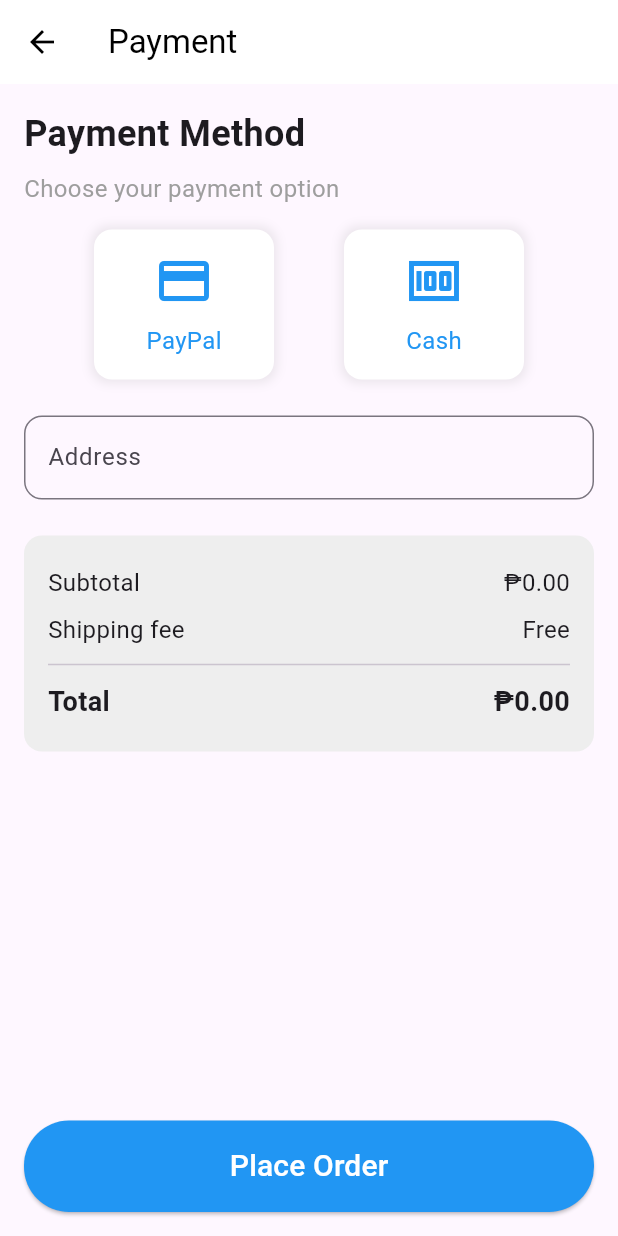
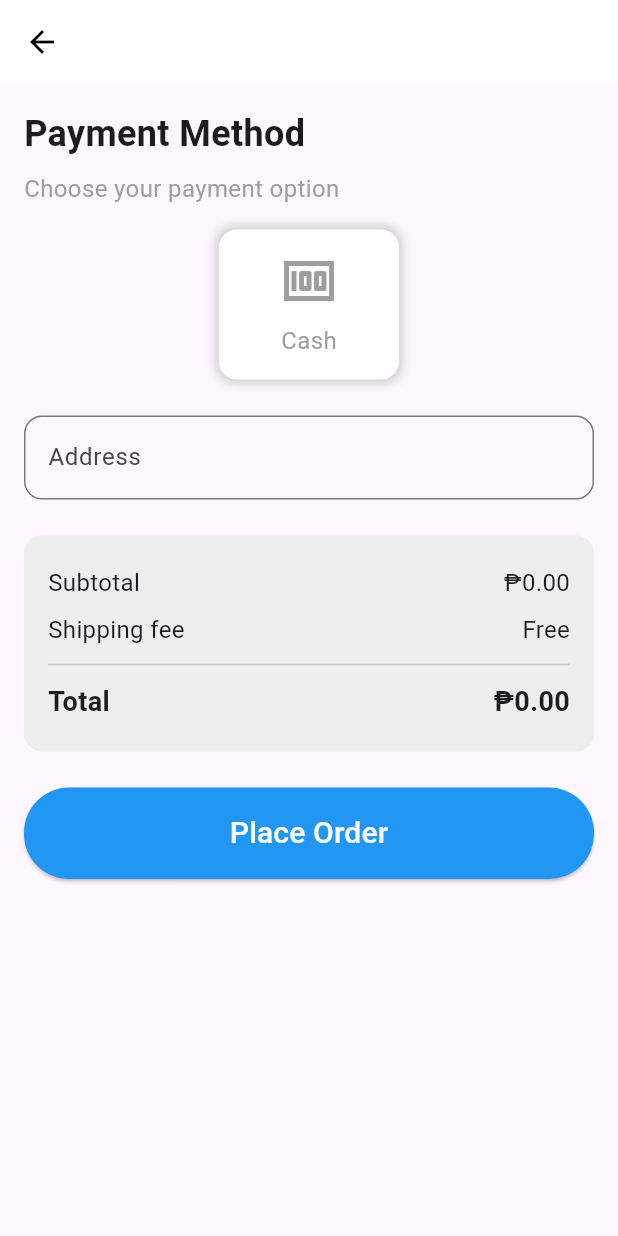
Before and after one commit to Adimno/thirsttea, a Flutter app: the PaymentPage screen opened directly with empty values, on a phone screen of 412 x 824 dp. Run offline on Flutter 3.47's test engine with Material 3 defaults, Android fonts, the phone set to English and light mode, and no system bars; our stand-ins replace cloud_firestore, firebase_auth, firebase_core; accounts and stored records are empty; network calls fail.

Commit message:
updated UI

```diff
--- a/lib/cart/cart_page.dart
+++ b/lib/cart/cart_page.dart
@@ -239,6 +239,8 @@ class _CartPageState extends State<CartPage> {
                       quantity; // Include size cost in total
 
                   return Card(
+                    color: Colors.white,
+                    elevation: 4,
                     margin: EdgeInsets.symmetric(vertical: 8.0),
                     shape: RoundedRectangleBorder(
                         borderRadius: BorderRadius.circular(15.0)),
@@ -350,7 +352,15 @@ class _CartPageState extends State<CartPage> {
             SizedBox(height: 16),
             ElevatedButton(
               onPressed: () {
-                _navigateToPaymentPage();
+                // Check if the cart is empty before proceeding to payment
+                if (CartPage.cartItems.isEmpty) {
+                  // Show a message or a snack bar if the cart is empty
+                  ScaffoldMessenger.of(context).showSnackBar(
+                    SnackBar(content: Text('Your cart is empty. Please add items to proceed.')),
+                  );
+                } else {
+                  _navigateToPaymentPage();
+                }
               },
               style: ElevatedButton.styleFrom(
                 padding: EdgeInsets.symmetric(vertical: 16.0, horizontal: 80.0),
--- a/lib/payment/payment_page.dart
+++ b/lib/payment/payment_page.dart
@@ -30,12 +30,8 @@ class PaymentPage extends StatelessWidget {
         ),
         backgroundColor: Colors.white,
         elevation: 0,
-        title: Text(
-          'Payment',
-          style: TextStyle(color: Colors.black),
       ),
-      ),
-      body: Padding(
+      body: SingleChildScrollView(  // Wrap the body in SingleChildScrollView
         padding: const EdgeInsets.all(16.0),
         child: Column(
           crossAxisAlignment: CrossAxisAlignment.start,
@@ -53,7 +49,6 @@ class PaymentPage extends StatelessWidget {
             Row(
               mainAxisAlignment: MainAxisAlignment.spaceEvenly,
               children: [
-                PaymentOption(icon: Icons.payment, text: 'PayPal'),
                 PaymentOption(icon: Icons.money, text: 'Cash'),
               ],
             ),
@@ -87,7 +82,7 @@ class PaymentPage extends StatelessWidget {
                 ],
               ),
             ),
-            Spacer(),
+            SizedBox(height: 24),  // Add spacing between the summary and button
             ElevatedButton(
               onPressed: () {
                 // Add navigation or other logic for placing an order
@@ -112,23 +107,36 @@ class PaymentPage extends StatelessWidget {
   }
 }
 
-class PaymentOption extends StatelessWidget {
+class PaymentOption extends StatefulWidget {
   final IconData icon;
   final String text;
 
   PaymentOption({required this.icon, required this.text});
 
   @override
+  _PaymentOptionState createState() => _PaymentOptionState();
+}
+
+class _PaymentOptionState extends State<PaymentOption> {
+  bool _isSelected = false; // Track if the payment option is selected
+
+  @override
   Widget build(BuildContext context) {
-    return Container(
+    return GestureDetector(
+      onTap: () {
+        setState(() {
+          _isSelected = !_isSelected; // Toggle selection state on tap
+        });
+      },
+      child: Container(
         width: 120,
         height: 100,
         decoration: BoxDecoration(
-        color: Colors.white,
+          color: _isSelected ? Colors.blue.withOpacity(0.1) : Colors.white,
           borderRadius: BorderRadius.circular(12),
           boxShadow: [
             BoxShadow(
-            color: Colors.grey.withOpacity(0.2),
+              color: Colors.grey.withOpacity(0.5),
               spreadRadius: 2,
               blurRadius: 5,
             ),
@@ -137,17 +145,19 @@ class PaymentOption extends StatelessWidget {
         child: Column(
           mainAxisAlignment: MainAxisAlignment.center,
           children: [
-          Icon(icon, size: 40, color: Colors.blue),
+            Icon(widget.icon, size: 40, color: _isSelected ? Colors.blue : Colors.grey),
             SizedBox(height: 8),
             Text(
-            text,
-            style: TextStyle(fontSize: 16, color: Colors.blue),
+              widget.text,
+              style: TextStyle(fontSize: 16, color: _isSelected ? Colors.blue : Colors.grey),
             ),
           ],
+        ),
       ),
     );
   }
 }
+
 
 class SummaryRow extends StatelessWidget {
   final String label;
```
Lines whose indentation alone changed are shown as unchanged.
